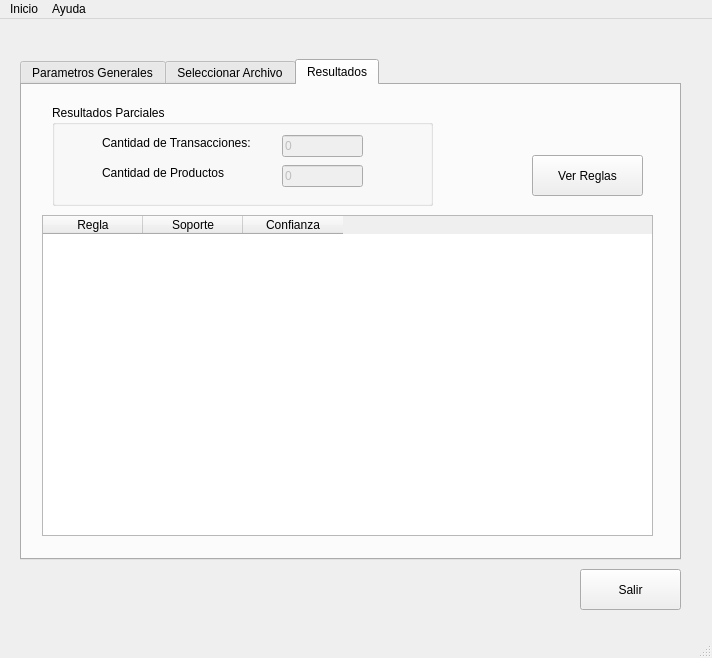
Above: src/menuPrincipal.ui from lucassebib/apriori before the change. Below: the same form after it.
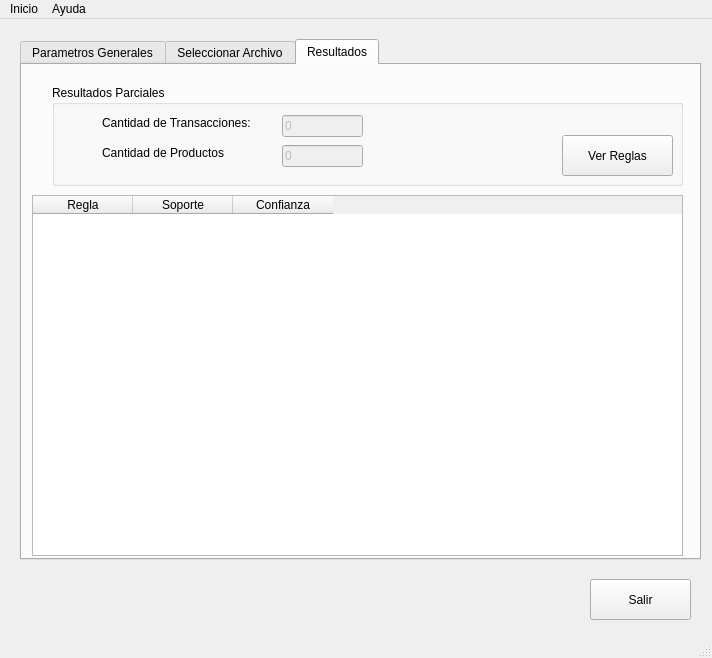
That is the form after the change. Icons and pictures are not drawn.

Patch:
```diff
--- a/src/menuPrincipal.ui
+++ b/src/menuPrincipal.ui
@@ -11,14 +11,18 @@
    </rect>
   </property>
   <property name="windowTitle">
-   <string>Algoritmo Apriori</string>
+   <string>AppRules</string>
+  </property>
+  <property name="windowIcon">
+   <iconset resource="recursos/imagenes.qrc">
+    <normaloff>:/images/regla.png</normaloff>:/images/regla.png</iconset>
   </property>
   <widget class="QWidget" name="centralwidget">
    <widget class="QPushButton" name="btn_salir">
     <property name="geometry">
      <rect>
-      <x>580</x>
-      <y>550</y>
+      <x>590</x>
+      <y>560</y>
       <width>101</width>
       <height>41</height>
      </rect>
@@ -34,9 +38,9 @@
     <property name="geometry">
      <rect>
       <x>20</x>
-      <y>40</y>
-      <width>661</width>
-      <height>501</height>
+      <y>20</y>
+      <width>681</width>
+      <height>521</height>
      </rect>
     </property>
     <property name="currentIndex">
@@ -361,7 +365,7 @@
        <rect>
         <x>30</x>
         <y>20</y>
-        <width>381</width>
+        <width>631</width>
         <height>101</height>
        </rect>
       </property>
@@ -441,12 +445,11 @@
         <string/>
        </property>
       </widget>
-     </widget>
      <widget class="QPushButton" name="btn_ver_reglas">
       <property name="geometry">
        <rect>
         <x>510</x>
-        <y>70</y>
+         <y>50</y>
         <width>111</width>
         <height>41</height>
        </rect>
@@ -458,13 +461,14 @@
        <string>Ver Reglas</string>
       </property>
      </widget>
+     </widget>
      <widget class="QTableWidget" name="tw_rules">
       <property name="geometry">
        <rect>
-        <x>20</x>
+        <x>10</x>
         <y>130</y>
-        <width>611</width>
-        <height>321</height>
+        <width>651</width>
+        <height>361</height>
        </rect>
       </property>
       <property name="columnCount">
```
Left out of the diff: 4 changed lines with no effect on the pictures. Lines whose indentation alone changed are shown as unchanged.
